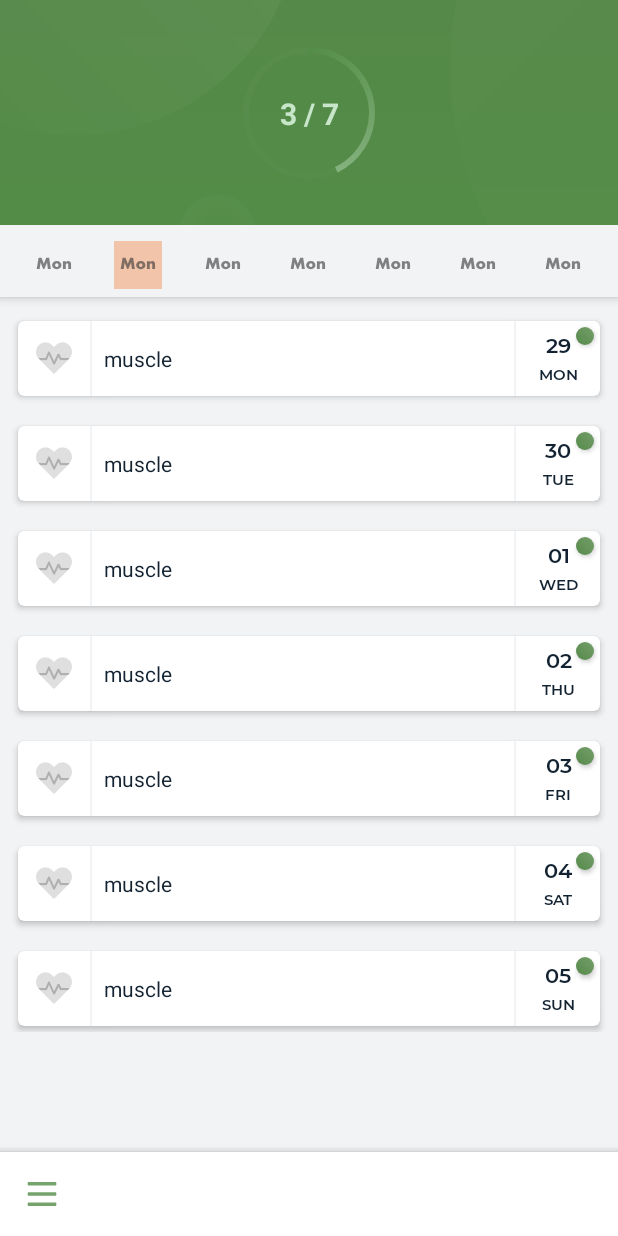
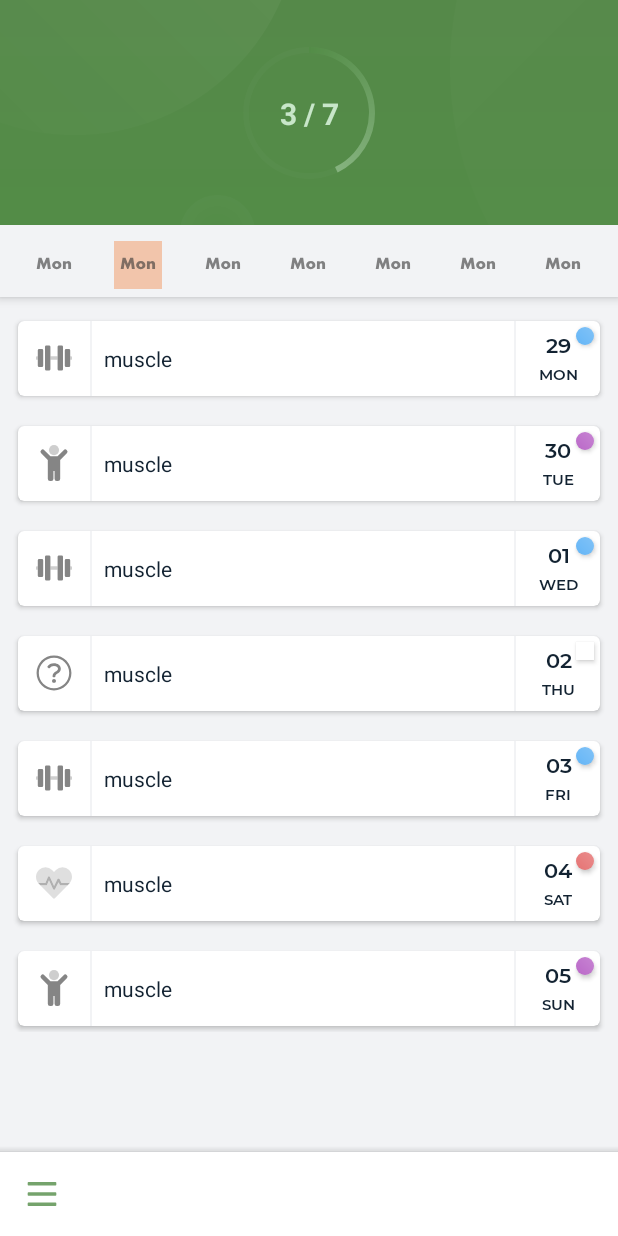
Before and after one commit to jrd-prime/varuna-project, an Android app: the screen it shows after launch (DashboardActivity), on a phone screen of 412 x 824 dp. Run offline under Robolectric (Android 15) with nearby library versions, the phone set to English and light mode, and no system bars; our stand-ins replace Room's generated code, data binding; 1 statement that could not run was skipped.

Commit message:
Stable v0.0.15

```diff
--- a/app/src/main/java/ru/jrd_prime/trainingdiary/adapter/WorkoutListAdapter.kt
+++ b/app/src/main/java/ru/jrd_prime/trainingdiary/adapter/WorkoutListAdapter.kt
@@ -6,6 +6,7 @@ import androidx.databinding.DataBindingUtil
 import androidx.recyclerview.widget.RecyclerView
 import ru.jrd_prime.trainingdiary.R
 import ru.jrd_prime.trainingdiary.databinding.AWorkoutCardBinding
+import ru.jrd_prime.trainingdiary.handlers.WorkoutCardHandler
 import ru.jrd_prime.trainingdiary.model.WorkoutModel
 
 
@@ -13,10 +14,10 @@ class WorkoutListAdapter :
     RecyclerView.Adapter<WorkoutListViewHolder>() {
     private var items: MutableList<WorkoutModel> = mutableListOf<WorkoutModel>()
     override fun onCreateViewHolder(parent: ViewGroup, viewType: Int): WorkoutListViewHolder {
-
         val inflater = LayoutInflater.from(parent.context)
         val binding: AWorkoutCardBinding =
             DataBindingUtil.inflate(inflater, R.layout.a_workout_card, parent, false)
+        binding.handler = WorkoutCardHandler(binding.root)
         return WorkoutListViewHolder(binding)
     }
 
--- a/app/src/main/java/ru/jrd_prime/trainingdiary/adapter/WorkoutListViewHolder.kt
+++ b/app/src/main/java/ru/jrd_prime/trainingdiary/adapter/WorkoutListViewHolder.kt
@@ -2,89 +2,88 @@ package ru.jrd_prime.trainingdiary.adapter
 
 import android.util.Log
 import android.view.View
+import android.widget.FrameLayout
+import android.widget.ImageView
 import androidx.recyclerview.widget.RecyclerView
 import ru.jrd_prime.trainingdiary.R
 import ru.jrd_prime.trainingdiary.databinding.AWorkoutCardBinding
-import ru.jrd_prime.trainingdiary.handlers.WorkoutCardHandler
 import ru.jrd_prime.trainingdiary.model.WorkoutModel
+import ru.jrd_prime.trainingdiary.utils.catColor
+import ru.jrd_prime.trainingdiary.utils.catIcons
 import ru.jrd_prime.trainingdiary.utils.getMonthDayFromDate
 import java.util.*
 
 /* Настраиваем КАРТОЧКУ*/
 class WorkoutListViewHolder(private var binding: AWorkoutCardBinding) :
     RecyclerView.ViewHolder(binding.root) {
-
     fun bind(workoutCase: WorkoutModel?, position: Int) {
-
-
-        val daysOfWeek = listOf<String>("Mon", "Tue", "Wed", "Thu", "Fri", "Sat", "Sun")
-
-        if (workoutCase == null) {
+        val wCase = workoutCase
+        if (wCase == null) {
             //TODO Что мы делаем если нету кейса
             Log.d("JP_TAG", "bind: WORKOUTCASE NULL!")
         } else {
+            val wCategory: Int = wCase.workoutCategory
+            val daysOfWeek = listOf<String>("Mon", "Tue", "Wed", "Thu", "Fri", "Sat", "Sun")
+            /* WORKOUT CARD */
+            val mainCardLay = binding.cardLay
+            val frameForHide = binding.frameForHide
+            val mainWeekDay = binding.ivWeekDay
+            val mainMonthDay = binding.ivMonthDay
+            val dot = binding.dot
+            val ivCategory: ImageView = binding.ivCategory
+            val title = binding.tvMuscleGroup
+            val desc = binding.cardDescription
+            val time = binding.tvWorkoutTime
 
-            if (!workoutCase.workoutEmpty) {
+            /* EMPTY CARD */
+            val emptyCardLay = binding.cardOverLay
+            val emptyWeekDay = binding.ivWeekDay1
+            val emptyMonthDay = binding.ivMonthDay1
+            val emptyImageView = binding.ivEmptyCategory
 
-                binding.cardOverLay.visibility = View.GONE
-                val cat = workoutCase.workoutCategory
-                val myHandler = WorkoutCardHandler(binding.root)
-                val ivCategory = binding.ivCategory
-                val cardLayout = binding.dot
-                val ivWeekDay = binding.ivWeekDay
-                val workoutCard = binding.wCard
-                val ivMonthDay = binding.ivMonthDay
+            // Устанавливаем дату
+            mainWeekDay.text = daysOfWeek[position]
+            emptyWeekDay.text = daysOfWeek[position]
+            // Устанавливаем день недели
+            mainMonthDay.text = getMonthDayFromDate(Date(wCase.workoutDate))
+            emptyMonthDay.text = getMonthDayFromDate(Date(wCase.workoutDate))
 
-                binding.handler = myHandler
+            if (!wCase.workoutEmpty) {
+                Log.d("JP_TAG", "bind: WORKOUTCASE NOT EMPTY")
+                frameForHide.visibility = View.GONE
+                emptyCardLay.visibility = View.GONE
+                mainCardLay.visibility = View.VISIBLE
+                title.text = wCase.muscleGroup
+                desc.text = wCase.desc
+                time.text = wCase.workoutTime.toString() + "min"
+            } else {
+                Log.d("JP_TAG", "WORKOUTCASE EMPTY")
+                setImageViewAndDot(0, emptyImageView, dot)
+                mainCardLay.visibility = View.GONE
+                emptyCardLay.visibility = View.VISIBLE
+            }
 
+            if (wCategory != 0) {
+                /* Категория есть */
+                setImageViewAndDot(wCase.workoutCategory, ivCategory, dot)
+            } else {
+                /* Категории нету */
+                Log.d("JP_TAG", "Item dont have category! ${wCase.workoutID}")
+                setImageViewAndDot(0, ivCategory, dot)
+            }
 
-                /* CARD*/
-                workoutCard.elevation = 4f
-                ivWeekDay.text = daysOfWeek[position]
-
-
-                ivMonthDay.text = getMonthDayFromDate(Date(workoutCase.workoutDate))
-
-
-//            if (cat == Cardio) {
-//                ivCategory.setImageResource(R.drawable.jp_heartbeat)
-//                cardLayout.setBackgroundResource(R.drawable.card_bg_red)
-//            }
-//            if (cat == Stretch) {
-//                ivCategory.setImageResource(R.drawable.jp_child)
-//                cardLayout.setBackgroundResource(R.drawable.card_bg_pink)
-//            }
-//            if (cat == Power) {
-//                ivCategory.setImageResource(R.drawable.jp_dumbbell)
-//                cardLayout.setBackgroundResource(R.drawable.card_bg_blue)
-//            }
-//            if (cat == Rest) {
-//                ivCategory.setImageResource(R.drawable.jp_sleep)
-//                cardLayout.setBackgroundResource(R.drawable.card_bg_yellow)
-//            }
-            } else if (workoutCase.workoutEmpty) {
-
-                val cat = workoutCase.workoutCategory
-                val myHandler = WorkoutCardHandler(binding.root)
-                val ivCategory = binding.ivCategory
-                val cardLayout = binding.dot
-                val ivWeekDay = binding.ivWeekDay
-                val workoutCard = binding.wCard
-                val ivMonthDay = binding.ivMonthDay
-
-                binding.cardLay.visibility = View.GONE
-
-                binding.ivWeekDay1.text = daysOfWeek[position]
-
-
-                binding.ivMonthDay1.text = getMonthDayFromDate(Date(workoutCase.workoutDate))
-                binding.ivEmptyCategory.setBackgroundResource(R.drawable.jp_question)
-
-                binding.cardOverLay.visibility = View.VISIBLE
-            }
-            binding.workoutModel = workoutCase
+            binding.workoutModel = workoutCase // Отправляем кейс в карточку
         }
         binding.executePendingBindings()
     }
 
+    private fun setImageViewAndDot(
+        categoryID: Int,
+        ivCategory: ImageView,
+        dot: FrameLayout
+    ) {
+        ivCategory.setImageResource(catIcons[categoryID] as Int)
+        dot.setBackgroundResource(catColor[categoryID] as Int)
+    }
+
 }
--- a/app/src/main/java/ru/jrd_prime/trainingdiary/data/DBUtils.kt
+++ b/app/src/main/java/ru/jrd_prime/trainingdiary/data/DBUtils.kt
@@ -10,6 +10,7 @@ import ru.jrd_prime.trainingdiary.model.WorkoutModel
 import ru.jrd_prime.trainingdiary.utils.getDatesBetweenUsingJava7
 import java.text.SimpleDateFormat
 import java.util.*
+import kotlin.random.Random
 
 fun initDB(context: Context) {
     val TAG = "INIT DB"
@@ -27,7 +28,8 @@ fun initDB(context: Context) {
 
     for (date in dates) {
         Log.d(TAG, "List+")
-        list.add(WorkoutModel(null, 2, "muscle", "desc", 33, date.time, false))
+        val randCat = Random.nextInt(0, 4)
+        list.add(WorkoutModel(null, randCat, "muscle", "Long description, lorem ipsum dolor amet non comorta", randCat + 3 * 6, date.time, false))
     }
 
     runBlocking {
--- a/app/src/main/java/ru/jrd_prime/trainingdiary/ui/WorkoutPageFragment.kt
+++ b/app/src/main/java/ru/jrd_prime/trainingdiary/ui/WorkoutPageFragment.kt
@@ -15,6 +15,7 @@ import ru.jrd_prime.trainingdiary.R
 import ru.jrd_prime.trainingdiary.TrainingDiaryApp
 import ru.jrd_prime.trainingdiary.adapter.WorkoutListAdapter
 import ru.jrd_prime.trainingdiary.databinding.AWorkoutListPagerBinding
+import ru.jrd_prime.trainingdiary.handlers.WorkoutCardHandler
 import ru.jrd_prime.trainingdiary.impl.AppContainer
 import ru.jrd_prime.trainingdiary.model.WorkoutModel
 import ru.jrd_prime.trainingdiary.utils.calcDateFromPosition
--- a/app/src/main/java/ru/jrd_prime/trainingdiary/utils/WorkoutConstants.kt
+++ b/app/src/main/java/ru/jrd_prime/trainingdiary/utils/WorkoutConstants.kt
@@ -1,11 +1,29 @@
 package ru.jrd_prime.trainingdiary.utils
 
-import android.util.Log
-import kotlinx.coroutines.runBlocking
-import ru.jrd_prime.trainingdiary.data.db.WorkoutDatabase
-import ru.jrd_prime.trainingdiary.model.WorkoutModel
-import java.text.SimpleDateFormat
-import java.util.*
-import java.util.concurrent.Executor
+import ru.jrd_prime.trainingdiary.R
 
 const val DATABASE_NAME = "varuna_db"
+
+val CATEGORIES = mutableMapOf<Int, String>(
+    0 to "empty",
+    1 to "cardio",
+    2 to "power",
+    3 to "stretch",
+    4 to "rest"
+)
+val catIcons =
+    mutableMapOf<Int, Int>(
+        0 to R.drawable.jp_question,
+        1 to R.drawable.jp_heartbeat,
+        2 to R.drawable.jp_dumbbell,
+        3 to R.drawable.jp_child,
+        4 to R.drawable.jp_sleep
+    )
+val catColor =
+    mutableMapOf<Int, Int>(
+        0 to R.color.colorWhite,
+        1 to R.drawable.card_bg_red,
+        2 to R.drawable.card_bg_blue,
+        3 to R.drawable.card_bg_pink,
+        4 to R.drawable.card_bg_yellow
+    )
--- /dev/null
+++ b/app/src/main/res/drawable/popup_shape.xml
@@ -0,0 +1,5 @@
+<?xml version="1.0" encoding="utf-8"?>
+<shape xmlns:android="http://schemas.android.com/apk/res/android">
+    <corners android:radius="10dp" />
+    <solid android:color="#ffffff" />
+</shape>
--- a/app/src/main/res/layout/a_workout_card.xml
+++ b/app/src/main/res/layout/a_workout_card.xml
@@ -177,6 +177,7 @@
                     android:layout_height="50dp">
 
                     <TextView
+                        android:id="@+id/cardDescription"
                         android:layout_width="match_parent"
                         android:layout_height="wrap_content"
                         android:layout_alignParentStart="true"
@@ -209,7 +210,7 @@
                             app:layout_constraintTop_toTopOf="parent" />
 
                         <TextView
-                            android:id="@+id/textView2"
+                            android:id="@+id/tvWorkoutTime"
                             android:layout_width="wrap_content"
                             android:layout_height="wrap_content"
 
@@ -226,7 +227,7 @@
                             android:background="@color/colorLightGrey"
                             app:layout_constraintEnd_toEndOf="parent"
                             app:layout_constraintStart_toStartOf="parent"
-                            app:layout_constraintTop_toBottomOf="@+id/textView2" />
+                            app:layout_constraintTop_toBottomOf="@+id/tvWorkoutTime" />
                     </androidx.constraintlayout.widget.ConstraintLayout>
 
                 </RelativeLayout>
@@ -287,7 +288,7 @@
             android:background="@android:color/white"
             android:onClick="@{(view) -> handler.workoutAdd(view, workoutModel.workoutID)}"
             android:orientation="vertical"
-            android:visibility="visible" >
+            android:visibility="gone" >
 
             <RelativeLayout
                 android:id="@+id/cardLineFirst1"
@@ -326,8 +327,8 @@
 
                     <ImageView
                         android:id="@+id/tvMuscleGroup1"
-                        android:layout_width="32dp"
-                        android:layout_height="32dp"
+                        android:layout_width="24dp"
+                        android:layout_height="24dp"
                         android:layout_gravity="center"
                         android:gravity="center_vertical"
                         android:src="@drawable/jp_plus"
--- a/app/src/main/res/values/styles.xml
+++ b/app/src/main/res/values/styles.xml
@@ -15,5 +15,7 @@
         <item name="android:listPreferredItemHeightSmall">56dp</item><!-- item size in menu-->
         <item name="listPreferredItemHeightSmall">56dp</item><!-- item size in menu-->
     </style>
-
+    <style name="MyRadioButtonStyle" parent="@android:style/Widget.CompoundButton.RadioButton">
+        <item name="android:button">@drawable/custom_radio_btn</item>
+    </style>
 </resources>
```
Also changed, not shown: app/src/main/java/ru/jrd_prime/trainingdiary/handlers/WorkoutCardHandler.kt (+38 -1 lines), app/src/main/res/drawable/custom_radio_btn.xml (added, +42 -0 lines), app/src/main/res/layout/pop.xml (added, +107 -0 lines).
